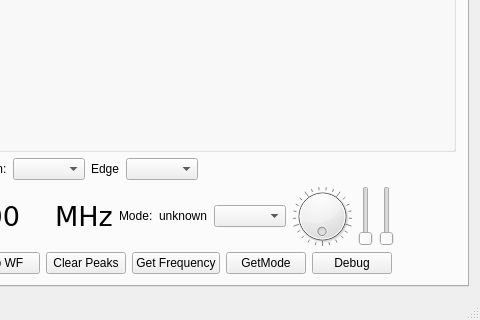
Qt form wfmain.ui (adecarolis/wfweb) before a commit; both pictures show x 150 to 630 and y 262 to 582 of the 630 by 582 pixel window.
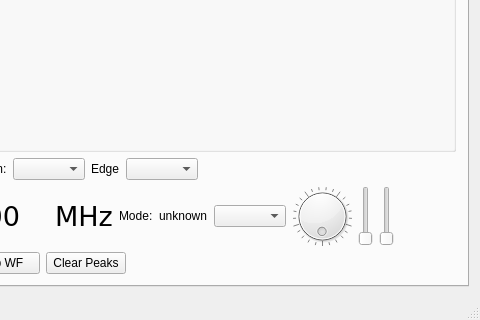
The same form after that commit. The open tabs and pages were chosen to show the change. Custom widgets are drawn as their Qt base class.

Patch:
```diff
--- a/wfmain.ui
+++ b/wfmain.ui
@@ -275,30 +275,6 @@
             </property>
            </widget>
           </item>
-          <item>
-           <widget class="QPushButton" name="getFreqBtn">
-            <property name="text">
-             <string>Get Frequency</string>
-            </property>
-           </widget>
-          </item>
-          <item>
-           <widget class="QPushButton" name="getModeBtn">
-            <property name="text">
-             <string>GetMode</string>
-            </property>
-           </widget>
-          </item>
-          <item>
-           <widget class="QPushButton" name="debugBtn">
-            <property name="toolTip">
-             <string>Don't press this button!</string>
-            </property>
-            <property name="text">
-             <string>Debug</string>
-            </property>
-           </widget>
-          </item>
           <item>
            <spacer name="horizontalSpacer_6">
             <property name="orientation">
```
Left out of the diff: 2 changed lines with no effect on the pictures.
